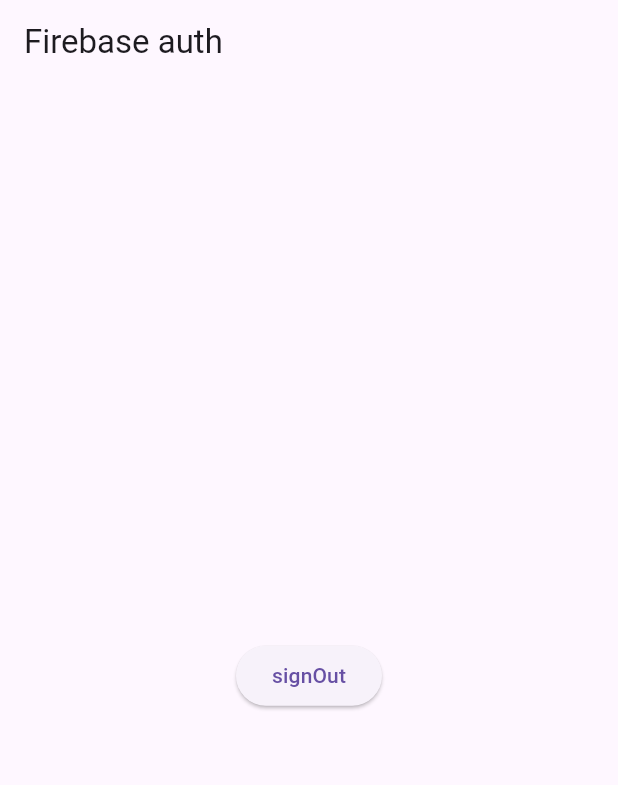
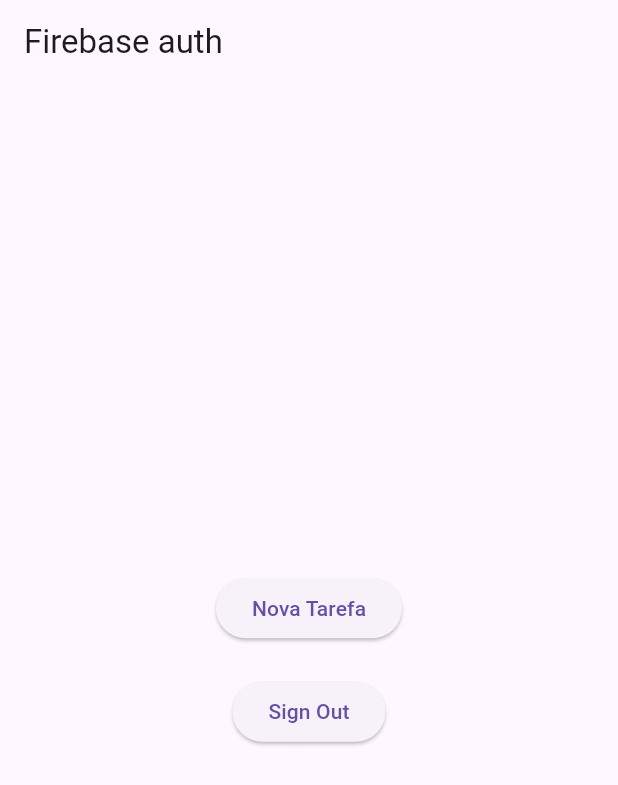
Before and after one commit to LucasCastilho7/todo-list-app, a Flutter app: the screen it shows once a user with an empty profile is signed in, on a phone screen of 412 x 824 dp. Shown: the top 785 px of the screen. Run offline on Flutter 3.47's test engine with Material 3 defaults, Android fonts, the phone set to English and light mode, and no system bars; our stand-ins replace firebase_auth, firebase_core; accounts and stored records are empty.

Commit message:
tela de registro de novas tarefas

```diff
--- a/lib/pages/home_page.dart
+++ b/lib/pages/home_page.dart
@@ -1,6 +1,7 @@
 import 'package:flutter/material.dart';
 import 'package:firebase_auth/firebase_auth.dart';
 import 'package:todo_list_app/auth.dart';
+import 'package:todo_list_app/pages/tarefas/registro_tarefas.dart';
 
 class HomePage extends StatelessWidget {
   HomePage({super.key});
@@ -22,7 +23,19 @@ class HomePage extends StatelessWidget {
   Widget _signOutButton() {
     return ElevatedButton(
       onPressed: signOut,
-      child: const Text('signOut'),
+      child: const Text('Sign Out'),
+    );
+  }
+
+  Widget _newTaskButton(BuildContext context) {
+    return ElevatedButton(
+      onPressed: () {
+        Navigator.push(
+          context,
+          MaterialPageRoute(builder: (context) => const NewTaskScreen()),
+        );
+      },
+      child: const Text('Nova Tarefa'),
     );
   }
 
@@ -40,6 +53,7 @@ class HomePage extends StatelessWidget {
           crossAxisAlignment: CrossAxisAlignment.center,
           mainAxisAlignment: MainAxisAlignment.center,
           children: <Widget>[
+            _newTaskButton(context),
             _userUid(),
             _signOutButton(),
           ],
```
Also changed, not shown: lib/pages/Tela-de-Registro.dart (deleted, +0 -76 lines), lib/pages/tarefas/registro_tarefas.dart (added, +70 -0 lines).
